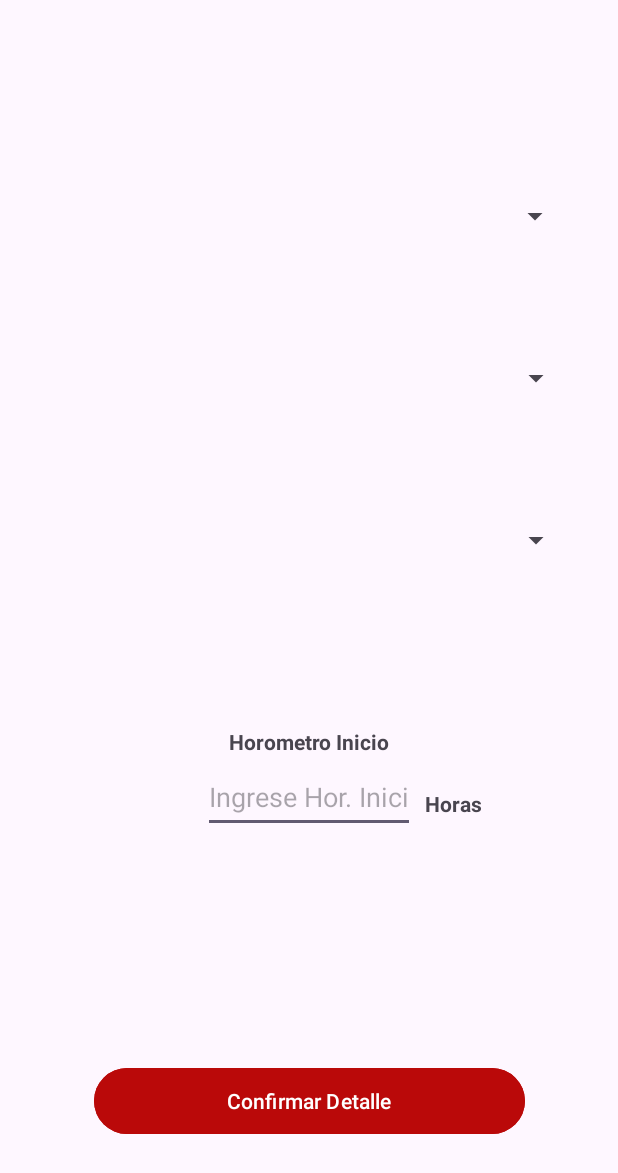
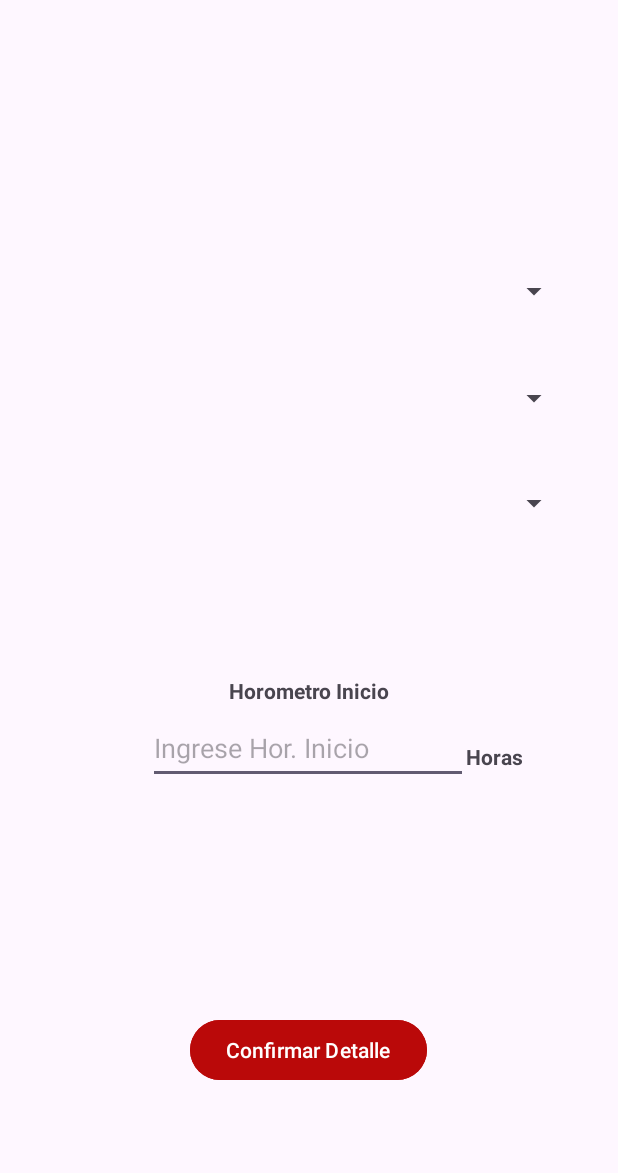
Before and after one commit to WilliamsCG57/PromcoserApp, an Android app: the layout fragment_creacion_parte_diario.xml on its own in the app's theme, with its tools: preview values and no code run, on a phone screen of 412 x 824 dp. Shown: the top 1173 px of the screen. Run offline under Robolectric (Android 15) with nearby library versions, the phone set to English and light mode, and no system bars.

Commit message:
Actualización Codigo Creación Parte Diario

```diff
--- a/app/src/main/java/dev/williamscg/promcoserapp/apiService/ApiClient.kt
+++ b/app/src/main/java/dev/williamscg/promcoserapp/apiService/ApiClient.kt
@@ -3,7 +3,7 @@ import retrofit2.Retrofit
 import retrofit2.converter.gson.GsonConverterFactory
 
 object ApiClient {
-    private const val BASE_URL = "https://aca5-38-25-111-46.ngrok-free.app/"
+    private const val BASE_URL = "https://ac8d-38-25-122-10.ngrok-free.app/"
 
     val instance: DetalleParteApiService by lazy {
         Retrofit.Builder()
--- a/app/src/main/java/dev/williamscg/promcoserapp/apiService/RetrofitInstance.kt
+++ b/app/src/main/java/dev/williamscg/promcoserapp/apiService/RetrofitInstance.kt
@@ -7,7 +7,7 @@ import retrofit2.converter.gson.GsonConverterFactory
 object RetrofitInstance {
 
     private val TOKEN = "eyJhbGciOiJIUzI1NiIsInR5cCI6IkpXVCJ9.eyJ1c2VySWQiOjQsImlhdCI6MTczMTE2Mjg3OSwiZXhwIjoxNzMxMjQ5Mjc5fQ.HGTZhk0y0ZMKFOhs4DIJs8p8FU7Pr1nFphp-rDTqzVE"
-    private const val BASE_URL = "https://aca5-38-25-111-46.ngrok-free.app/api/"
+    private const val BASE_URL = "https://ac8d-38-25-122-10.ngrok-free.app/api/"
 
     private val client = OkHttpClient
         .Builder()
--- a/app/src/main/java/dev/williamscg/promcoserapp/ui/fragments/ParteDiario/CrearParteDiarioFragment.kt
+++ b/app/src/main/java/dev/williamscg/promcoserapp/ui/fragments/ParteDiario/CreacionParteDiarioFragment.kt
@@ -1,11 +1,16 @@
-package dev.williamscg.promcoserapp
+package dev.williamscg.promcoserapp.ui.fragments.ParteDiario
 
 import android.os.Bundle
 import android.view.LayoutInflater
 import android.view.View
 import android.view.ViewGroup
-import android.widget.*
+import android.widget.ArrayAdapter
+import android.widget.Button
+import android.widget.EditText
+import android.widget.Spinner
+import android.widget.Toast
 import androidx.fragment.app.Fragment
+import dev.williamscg.promcoserapp.R
 import dev.williamscg.promcoserapp.apiService.ClienteApiService
 import dev.williamscg.promcoserapp.apiService.LugarTrabajoApiService
 import dev.williamscg.promcoserapp.apiService.MaquinariaApiService
@@ -17,19 +22,24 @@ import retrofit2.Call
 import retrofit2.Callback
 import retrofit2.Response
 
-class CrearParteDiarioFragment : Fragment() {
-
+class CreacionParteDiarioFragment : Fragment() {
     private lateinit var spinnerClientes: Spinner
     private lateinit var spinnerLugares: Spinner
     private lateinit var spinnerMaquinarias: Spinner
     private lateinit var plainTextHorometro: EditText
     private lateinit var btnConfirmar: Button
 
+    private lateinit var idParte: String  // Asegúrate de tener este campo si necesitas acceder a `idParte`
+
     override fun onCreateView(
         inflater: LayoutInflater, container: ViewGroup?,
         savedInstanceState: Bundle?
     ): View? {
-        val view = inflater.inflate(R.layout.fragment_crear_parte_diario, container, false)
+        val view = inflater.inflate(R.layout.fragment_creacion_parte_diario, container, false)
+
+        // Obtener los argumentos
+        val arguments = arguments
+        idParte = arguments?.getString("idParte") ?: throw IllegalArgumentException("idParte es obligatorio")
 
         // Inicializar vistas
         spinnerClientes = view.findViewById(R.id.spCliente)
--- a/app/src/main/java/dev/williamscg/promcoserapp/ui/fragments/ParteDiario/ParteDiarioFragment.kt
+++ b/app/src/main/java/dev/williamscg/promcoserapp/ui/fragments/ParteDiario/ParteDiarioFragment.kt
@@ -28,7 +28,7 @@ class ParteDiarioFragment : Fragment() {
 
 
         boton.setOnClickListener {
-            findNavController().navigate(R.id.crearParteDiarioFragment)
+            findNavController().navigate(R.id.creacionParteDiarioFragment)
         }
 
         return view
--- a/app/src/main/res/layout/fragment_crear_parte_diario.xml
+++ b/app/src/main/res/layout/fragment_creacion_parte_diario.xml
@@ -2,66 +2,75 @@
 <androidx.constraintlayout.widget.ConstraintLayout xmlns:android="http://schemas.android.com/apk/res/android"
     xmlns:app="http://schemas.android.com/apk/res-auto"
     xmlns:tools="http://schemas.android.com/tools"
+    android:id="@+id/frameLayout3"
     android:layout_width="match_parent"
     android:layout_height="match_parent"
-    android:orientation="vertical"
-    tools:context=".ui.fragments.ParteDiario.CrearParteDiarioFragment" >
+    tools:context=".ui.fragments.ParteDiario.CreacionParteDiarioFragment">
 
     <Spinner
         android:id="@+id/spCliente"
-        android:layout_width="350dp"
-        android:layout_height="48dp"
-        android:layout_marginTop="120dp"
+        android:layout_width="0dp"
+        android:layout_height="55dp"
+        android:layout_marginStart="32dp"
+        android:layout_marginEnd="32dp"
+        app:layout_constraintBottom_toBottomOf="parent"
         app:layout_constraintEnd_toEndOf="parent"
-        app:layout_constraintHorizontal_bias="0.491"
+        app:layout_constraintHorizontal_bias="0.481"
         app:layout_constraintStart_toStartOf="parent"
-        app:layout_constraintTop_toTopOf="parent" />
+        app:layout_constraintTop_toTopOf="parent"
+        app:layout_constraintVertical_bias="0.217" />
 
     <Spinner
         android:id="@+id/spMaquinaria"
-        android:layout_width="350dp"
-        android:layout_height="48dp"
-        android:layout_marginTop="60dp"
+        android:layout_width="0dp"
+        android:layout_height="52dp"
+        android:layout_marginStart="32dp"
+        android:layout_marginTop="16dp"
+        android:layout_marginEnd="32dp"
+        app:layout_constraintBottom_toBottomOf="parent"
         app:layout_constraintEnd_toEndOf="parent"
-        app:layout_constraintHorizontal_bias="0.508"
+        app:layout_constraintHorizontal_bias="0.496"
         app:layout_constraintStart_toStartOf="parent"
-        app:layout_constraintTop_toBottomOf="@+id/spLugarTrabajo" />
+        app:layout_constraintTop_toBottomOf="@+id/spLugarTrabajo"
+        app:layout_constraintVertical_bias="0.0" />
 
     <Spinner
         android:id="@+id/spLugarTrabajo"
-        android:layout_width="350dp"
-        android:layout_height="48dp"
-        android:layout_marginTop="60dp"
+        android:layout_width="0dp"
+        android:layout_height="55dp"
+        android:layout_marginStart="32dp"
+        android:layout_marginTop="16dp"
+        android:layout_marginEnd="32dp"
         app:layout_constraintEnd_toEndOf="parent"
-        app:layout_constraintHorizontal_bias="0.508"
         app:layout_constraintStart_toStartOf="parent"
         app:layout_constraintTop_toBottomOf="@+id/spCliente" />
 
     <Button
         android:id="@+id/btnConfDetalle"
-        android:layout_width="287dp"
-        android:layout_height="52dp"
-        android:layout_marginBottom="64dp"
+        android:layout_width="wrap_content"
+        android:layout_height="wrap_content"
+        android:layout_marginBottom="100dp"
         android:backgroundTint="#BA0909"
         android:text="@string/confirDetal"
         app:layout_constraintBottom_toBottomOf="parent"
         app:layout_constraintEnd_toEndOf="parent"
+        app:layout_constraintHorizontal_bias="0.498"
         app:layout_constraintStart_toStartOf="parent" />
 
     <EditText
         android:id="@+id/tvHorometroInicio"
-        android:layout_width="141dp"
-        android:layout_height="48dp"
-        android:layout_marginTop="32dp"
+        android:layout_width="wrap_content"
+        android:layout_height="wrap_content"
         android:ems="10"
         android:hint="@string/hideHoraInicio"
         android:inputType="text"
         android:minHeight="48dp"
         app:layout_constraintBottom_toBottomOf="parent"
         app:layout_constraintEnd_toEndOf="parent"
+        app:layout_constraintHorizontal_bias="0.497"
         app:layout_constraintStart_toStartOf="parent"
         app:layout_constraintTop_toTopOf="parent"
-        app:layout_constraintVertical_bias="0.639" />
+        app:layout_constraintVertical_bias="0.612" />
 
     <TextView
         android:id="@+id/textView3"
@@ -71,10 +80,10 @@
         android:textStyle="bold"
         app:layout_constraintBottom_toBottomOf="parent"
         app:layout_constraintEnd_toEndOf="parent"
-        app:layout_constraintHorizontal_bias="0.758"
+        app:layout_constraintHorizontal_bias="0.831"
         app:layout_constraintStart_toStartOf="parent"
         app:layout_constraintTop_toTopOf="parent"
-        app:layout_constraintVertical_bias="0.654" />
+        app:layout_constraintVertical_bias="0.615" />
 
     <TextView
         android:id="@+id/tvhoraInicio"
@@ -86,7 +95,7 @@
         app:layout_constraintEnd_toEndOf="parent"
         app:layout_constraintStart_toStartOf="parent"
         app:layout_constraintTop_toTopOf="parent"
-        app:layout_constraintVertical_bias="0.602"
+        app:layout_constraintVertical_bias="0.56"
         tools:ignore="MissingConstraints" />
 
 </androidx.constraintlayout.widget.ConstraintLayout>
```
Also changed, not shown: app/src/main/java/dev/williamscg/promcoserapp/ui/fragments/ParteDiario/CreacionDetalleFragment.kt (+6 -7 lines), app/src/main/res/navigation/mobile_navigation.xml (+4 -9 lines).
